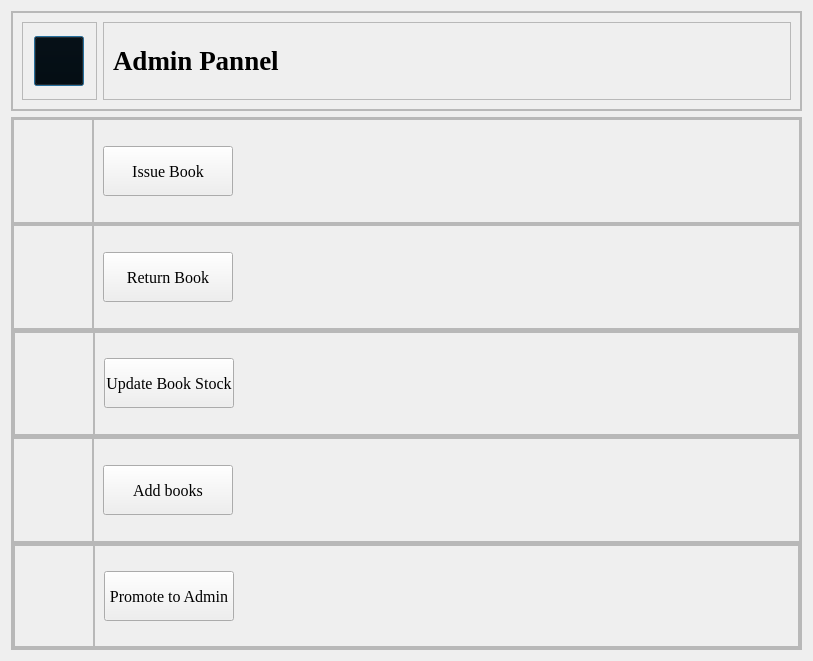
First picture: the form in adminpannel.ui, repository aavashlamichhane/LibMan, before the edit.
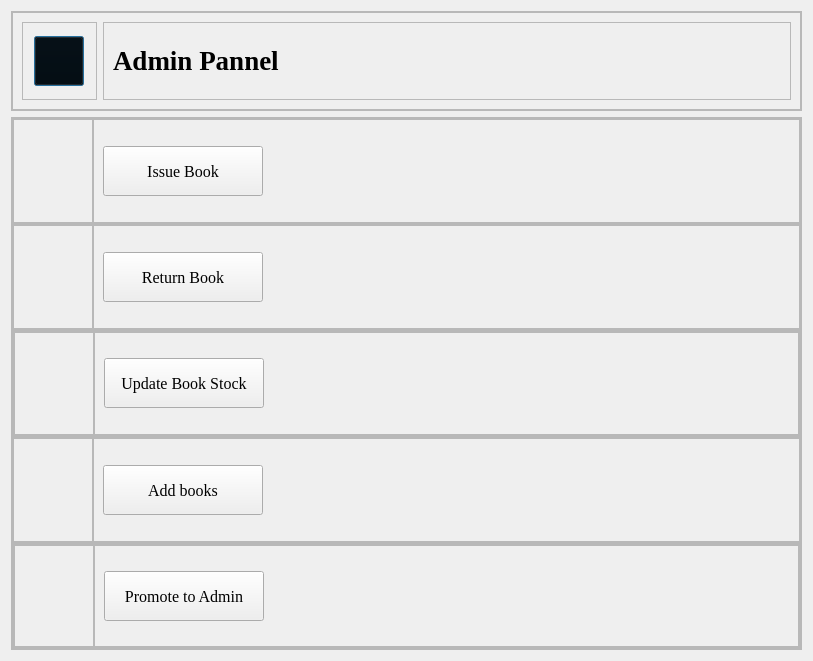
Second picture: the form after the edit. Icons and pictures are not drawn.

Diff of the .ui file:
```diff
--- a/adminpannel.ui
+++ b/adminpannel.ui
@@ -246,7 +246,7 @@
              <widget class="QPushButton" name="pushButton_issuebook">
               <property name="maximumSize">
                <size>
-                <width>130</width>
+                <width>160</width>
                 <height>50</height>
                </size>
               </property>
@@ -354,7 +354,7 @@
              <widget class="QPushButton" name="pushButton_returnbook">
               <property name="maximumSize">
                <size>
-                <width>130</width>
+                <width>160</width>
                 <height>50</height>
                </size>
               </property>
@@ -486,7 +486,7 @@
                 <widget class="QPushButton" name="pushButton_updatebook">
                  <property name="maximumSize">
                   <size>
-                   <width>130</width>
+                   <width>160</width>
                    <height>50</height>
                   </size>
                  </property>
@@ -597,7 +597,7 @@
              <widget class="QPushButton" name="pushButton_addbook">
               <property name="maximumSize">
                <size>
-                <width>130</width>
+                <width>160</width>
                 <height>50</height>
                </size>
               </property>
@@ -729,7 +729,7 @@
                 <widget class="QPushButton" name="pushButton_promote">
                  <property name="maximumSize">
                   <size>
-                   <width>130</width>
+                   <width>160</width>
                    <height>50</height>
                   </size>
                  </property>
```
